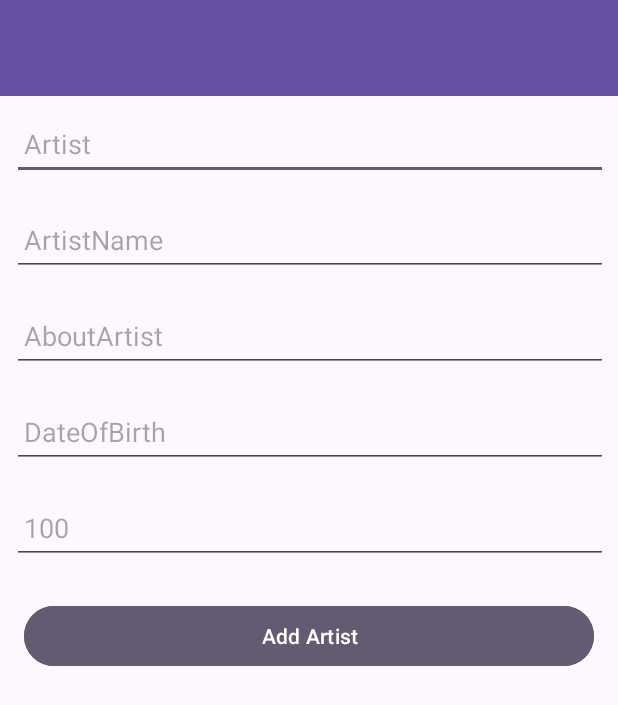
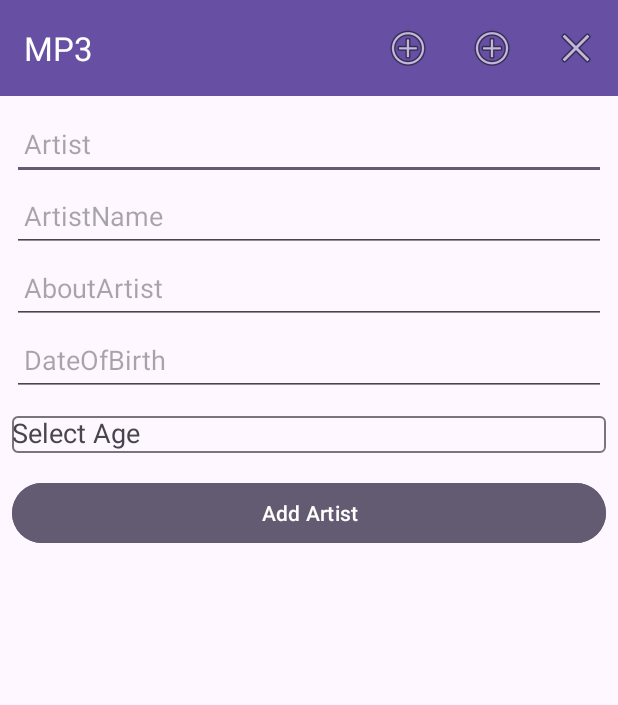
Before and after one commit to mikeecollins/MusicPlayer, an Android app: the screen it shows after launch (ArtistActivity), after a tap on "Add Artist", on a phone screen of 412 x 824 dp. Shown: the top 705 px of the screen. Run offline under Robolectric (Android 15) with nearby library versions, the phone set to English and light mode, and no system bars; our stand-ins replace Timber; 2 statements that could not run were skipped.

Commit message:
Added new MemStore and Store to create updates for both song and artist
created a unique ID for a song added

```diff
--- a/app/build.gradle.kts
+++ b/app/build.gradle.kts
@@ -1,6 +1,7 @@
 plugins {
     alias(libs.plugins.android.application)
     alias(libs.plugins.kotlin.android)
+    id("kotlin-parcelize")
 }
 
 android {
@@ -51,4 +52,6 @@ dependencies {
     androidTestImplementation(libs.androidx.espresso.core)
     implementation("com.jakewharton.timber:timber:4.7.1")
     implementation("com.github.ajalt:timberkt:1.5.1")
+    implementation ("com.google.android.material:material:1.10.0")
+
 }
--- /dev/null
+++ b/app/src/main/java/ie/setu/app/adapters/AppAdapter.kt
@@ -0,0 +1,87 @@
+package ie.setu.app.adapters
+
+import android.view.LayoutInflater
+import android.view.ViewGroup
+import androidx.recyclerview.widget.RecyclerView
+import ie.setu.musicplayer.AppListActivity
+import ie.setu.musicplayer.databinding.CardArtistBinding
+import ie.setu.musicplayer.databinding.CardMusicBinding
+import models.ArtistModel
+import models.SongModel
+import java.text.NumberFormat
+import java.util.Locale
+
+interface AppListener {
+    fun onSongClick(song: SongModel)
+    fun onArtistClick(artist: ArtistModel)
+}
+
+
+class AppAdapter constructor(private var items: List<AppListActivity.AppItem>,
+    private val listener: AppListener) :
+    RecyclerView.Adapter<RecyclerView.ViewHolder>() {
+
+    companion object { // Defines static like variables and methods
+        private const val VIEW_TYPE_ARTIST = 1
+        private const val VIEW_TYPE_SONG = 2
+    }
+
+    override fun getItemViewType(position: Int): Int {
+        return when (items[position]) {
+            is AppListActivity.AppItem.ArtistItem -> VIEW_TYPE_ARTIST
+            is AppListActivity.AppItem.SongItem -> VIEW_TYPE_SONG
+        }
+    }
+
+    override fun onCreateViewHolder(parent: ViewGroup, viewType: Int): RecyclerView.ViewHolder {
+        return when (viewType) {
+            VIEW_TYPE_ARTIST -> {
+                val binding = CardArtistBinding.inflate(LayoutInflater.from(parent.context), parent, false)
+                ArtistViewHolder(binding)
+            }
+            VIEW_TYPE_SONG -> {
+                val binding = CardMusicBinding.inflate(LayoutInflater.from(parent.context), parent, false)
+                MusicViewHolder(binding)
+            }
+            else -> throw IllegalArgumentException("Invalid view type")
+        }
+    }
+
+    override fun onBindViewHolder(holder: RecyclerView.ViewHolder, position: Int) {
+        when (val item = items[position]) {
+            is AppListActivity.AppItem.ArtistItem -> (holder as ArtistViewHolder).bind(item.artist, listener)
+            is AppListActivity.AppItem.SongItem -> (holder as MusicViewHolder).bind(item.song, listener)
+        }
+    }
+
+    override fun getItemCount(): Int = items.size// Returns the size of a collection that contains the item you want to show
+
+    class ArtistViewHolder(private val binding: CardArtistBinding) :
+        RecyclerView.ViewHolder(binding.root) {
+        fun bind(artist: ArtistModel, listener: AppListener) {
+            binding.artistTitle.text = artist.artistTitle
+            binding.aboutartist.text = artist.aboutartist
+            binding.artistname.text = artist.artistname
+            binding.age.text = NumberFormat.getInstance(Locale.getDefault()).format(artist.age)
+            binding.dateofbirth.text = artist.dateofbirth
+            binding.root.setOnClickListener { listener.onArtistClick(artist) }
+
+        }
+    }
+
+    class MusicViewHolder(private val binding: CardMusicBinding) :
+        RecyclerView.ViewHolder(binding.root) {
+
+        fun bind(song: SongModel, listener: AppListener) {
+            binding.songname.text = song.songname
+            binding.genre.text = song.genre
+            binding.duration.text = song.duration.toString()
+            binding.releasedate.text = song.releasedate
+            binding.isFavourite.text = if (song.isFavourite) "Favourite" else "Not Favourite"
+            binding.maxRating.text = NumberFormat.getInstance(Locale.getDefault()).format(song.maxrating)
+            binding.root.setOnClickListener { listener.onSongClick(song) }
+
+            //binds the item to the data we are going to be prompt to enter
+        }
+    }
+}
--- a/app/src/main/java/ie/setu/musicplayer/AppListActivity.kt
+++ b/app/src/main/java/ie/setu/musicplayer/AppListActivity.kt
@@ -11,17 +11,21 @@ import androidx.activity.result.contract.ActivityResultContracts
 import androidx.appcompat.app.AppCompatActivity
 import androidx.recyclerview.widget.LinearLayoutManager
 import androidx.recyclerview.widget.RecyclerView
+import ie.setu.app.adapters.AppAdapter
+import ie.setu.app.adapters.AppListener
 import ie.setu.musicplayer.databinding.ActivityAppListBinding
 import ie.setu.musicplayer.databinding.ActivityArtistBinding
 import ie.setu.musicplayer.databinding.CardArtistBinding
 import ie.setu.musicplayer.databinding.CardMusicBinding
 import main.MainApp
 import models.ArtistModel
+import models.ArtistStore
 import models.SongModel
+import models.SongStore
 import java.text.NumberFormat
 import java.util.Locale
 
-class AppListActivity: AppCompatActivity() {
+class AppListActivity: AppCompatActivity(), AppListener {
 
 
     lateinit var app: MainApp
@@ -46,21 +50,27 @@ class AppListActivity: AppCompatActivity() {
 
 
 
-        val items = mutableListOf<AppItem>()
-        items.addAll(app.artists.map { AppItem.ArtistItem(it) })
-        items.addAll(app.songs.map { AppItem.SongItem(it) })
+        val items = mutableListOf<AppItem>()//allows the user to add data into AppItem which has both models Song and Artist
+        items.addAll(app.artists.findAll().map { AppItem.ArtistItem(it) })
+        items.addAll(app.songs.findAll().map { AppItem.SongItem(it) })
+        binding.recyclerView.adapter = AppAdapter(items, this)
+
+
 
 
 
         binding.recyclerView.layoutManager = LinearLayoutManager(this)
-        appAdapter = AppAdapter(items)
+        appAdapter = AppAdapter(items, this)
         binding.recyclerView.adapter = appAdapter
+
     }
 
     override fun onCreateOptionsMenu(menu: Menu): Boolean {
         menuInflater.inflate(R.menu.menu_main, menu)
         return super.onCreateOptionsMenu(menu)
     }
+
+
 
     override fun onOptionsItemSelected(item: MenuItem): Boolean {
         when (item.itemId) {
@@ -80,80 +90,31 @@ class AppListActivity: AppCompatActivity() {
 
     private val getResult =
         registerForActivityResult(
-            ActivityResultContracts.StartActivityForResult()
+            ActivityResultContracts.StartActivityForResult()// Allows us to open another screen eg a form to add a song or artist) and get the result back.
         ) {
             if (it.resultCode == Activity.RESULT_OK) {
                 // Refresh RecyclerView when new data is added
                 val items = mutableListOf<AppItem>()
-                items.addAll(app.artists.map { AppItem.ArtistItem(it) })
-                items.addAll(app.songs.map { AppItem.SongItem(it) })
+                items.addAll(app.artists.findAll().map { AppItem.ArtistItem(it) })
+                items.addAll(app.songs.findAll().map { AppItem.SongItem(it) })
 
-                appAdapter = AppAdapter(items)
+                appAdapter = AppAdapter(items,this)
                 binding.recyclerView.adapter = appAdapter
             }
         }
-}
 
+    override fun onSongClick(song: SongModel) {
+        val launcherIntent = Intent(this, MusicActivity::class.java)
+        launcherIntent.putExtra("update_song", song)
+        getResult.launch(launcherIntent)
 
-class AppAdapter(private var items: List<AppListActivity.AppItem>) :
-    RecyclerView.Adapter<RecyclerView.ViewHolder>() {
-
-    companion object {
-        private const val VIEW_TYPE_ARTIST = 1
-        private const val VIEW_TYPE_SONG = 2
     }
 
-    override fun getItemViewType(position: Int): Int {
-        return when (items[position]) {
-            is AppListActivity.AppItem.ArtistItem -> VIEW_TYPE_ARTIST
-            is AppListActivity.AppItem.SongItem -> VIEW_TYPE_SONG
+    override fun onArtistClick(artist: ArtistModel) {
+        val launcherIntent = Intent(this, ArtistActivity::class.java)
+        launcherIntent.putExtra("update_artist", artist)
+        getResult.launch(launcherIntent)
+
         }
+
     }
-
-    override fun onCreateViewHolder(parent: ViewGroup, viewType: Int): RecyclerView.ViewHolder {
-        return when (viewType) {
-            VIEW_TYPE_ARTIST -> {
-                val binding = CardArtistBinding.inflate(LayoutInflater.from(parent.context), parent, false)
-                ArtistViewHolder(binding)
-            }
-            VIEW_TYPE_SONG -> {
-                val binding = CardMusicBinding.inflate(LayoutInflater.from(parent.context), parent, false)
-                MusicViewHolder(binding)
-            }
-            else -> throw IllegalArgumentException("Invalid view type")
-        }
-    }
-
-    override fun onBindViewHolder(holder: RecyclerView.ViewHolder, position: Int) {
-        when (val item = items[position]) {
-            is AppListActivity.AppItem.ArtistItem -> (holder as ArtistViewHolder).bind(item.artist)
-            is AppListActivity.AppItem.SongItem -> (holder as MusicViewHolder).bind(item.song)
-        }
-    }
-
-    override fun getItemCount(): Int = items.size
-
-    class ArtistViewHolder(private val binding: CardArtistBinding) :
-        RecyclerView.ViewHolder(binding.root) {
-        fun bind(artist: ArtistModel) {
-            binding.artistTitle.text = artist.artistTitle
-            binding.aboutartist.text = artist.aboutartist
-            binding.artistname.text = artist.artistname
-            binding.age.text = NumberFormat.getInstance(Locale.getDefault()).format(artist.age)
-            binding.dateofbirth.text = artist.dateofbirth
-        }
-    }
-
-    class MusicViewHolder(private val binding: CardMusicBinding) :
-        RecyclerView.ViewHolder(binding.root) {
-        fun bind(song: SongModel) {
-            binding.songname.text = song.songname
-            binding.genre.text = song.genre
-            binding.duration.text = song.duration.toString()
-            binding.releasedate.text = song.releasedate
-            binding.isFavourite.text = if (song.isFavourite) "Favourite" else "Not Favourite"
-            binding.maxRating.text = NumberFormat.getInstance(Locale.getDefault()).format(song.maxrating)
-            binding.songid.text = NumberFormat.getInstance(Locale.getDefault()).format(song.songid)
-        }
-    }
-}
--- a/app/src/main/java/ie/setu/musicplayer/ArtistActivity.kt
+++ b/app/src/main/java/ie/setu/musicplayer/ArtistActivity.kt
@@ -1,6 +1,9 @@
 package ie.setu.musicplayer
 
 import android.os.Bundle
+import android.view.Menu
+import android.view.MenuItem
+import android.widget.ArrayAdapter
 import androidx.activity.enableEdgeToEdge
 import androidx.appcompat.app.AppCompatActivity
 import androidx.core.view.ViewCompat
@@ -15,28 +18,49 @@ import timber.log.Timber.i
 class ArtistActivity : AppCompatActivity() {
     private lateinit var binding: ActivityArtistBinding
     var artist = ArtistModel()
-    lateinit var app: MainApp
+    lateinit var app: MainApp//Allows users to avoid using nullable types
+    //Lateinit meaning the property will not be initialized at the time of object creation but it will later on
 
     override fun onCreate(savedInstanceState: Bundle?) {
         super.onCreate(savedInstanceState)
-        enableEdgeToEdge()
-        setContentView(R.layout.activity_artist)
-
+        // enableEdgeToEdge()
+        binding = ActivityArtistBinding.inflate(layoutInflater)
+        setContentView(binding.root)
 
         Timber.plant(Timber.DebugTree())
         i(getString(R.string.mp3_booting))
-
-        ViewCompat.setOnApplyWindowInsetsListener(findViewById(R.id.artist)) { v, insets ->
+        val ageOptions = (1..100).map { it.toString() }
+        val ageAdapter = ArrayAdapter(this, android.R.layout.simple_dropdown_item_1line, ageOptions)
+        binding.age.setAdapter(ageAdapter)// https://www.youtube.com/watch?v=jXSNobmB7u4 how I added drop down menu
+        binding.age.inputType = 0
+        binding.age.setOnClickListener {
+            binding.age.showDropDown()
+        }
+        /*ViewCompat.setOnApplyWindowInsetsListener(findViewById(R.id.artist)) { v, insets ->
             val systemBars = insets.getInsets(WindowInsetsCompat.Type.systemBars())
             v.setPadding(systemBars.left, systemBars.top, systemBars.right, systemBars.bottom)
             insets
-        }
+        }*/
 
 
-        binding = ActivityArtistBinding.inflate(layoutInflater)
-        setContentView(binding.root)
+
+        binding.topAppBar.title = title
+        setSupportActionBar(binding.topAppBar)
 
         app = application as MainApp
+
+        var edit = false
+        if (intent.hasExtra("update_artist")) {
+            edit = true
+            artist = intent.extras?.getParcelable("update_artist")!!
+            binding.artistTitle.setText(artist.artistTitle)
+            binding.artistname.setText(artist.artistname)
+            binding.age.setText(artist.age.toString(), false)
+            binding.aboutartist.setText(artist.aboutartist)
+            binding.dateofbirth.setText(artist.dateofbirth)
+            binding.btnAddArtist.setText(R.string.saveArtist)
+
+        }
         binding.btnAddArtist.setOnClickListener() {
             artist.artistTitle = binding.artistTitle.text.toString()
             artist.artistname = binding.artistname.text.toString()
@@ -45,19 +69,36 @@ class ArtistActivity : AppCompatActivity() {
             artist.dateofbirth = binding.dateofbirth.text.toString()
 
             if (artist.artistTitle.isNotEmpty()) {
-                app.artists.add(artist.copy())
-                i("add Button Pressed: ${artist}")
-                for (i in app.artists.indices) {
-                    i("Artist[$i]:${this.app.artists[i]}")
-
+                if (edit){
+                    app.artists.update(artist.copy())
+                }
+                else {
+                    app.artists.create(artist.copy())
                 }
                 setResult(RESULT_OK)
                 finish()
             } else {
-                Snackbar.make(it, "add an artist", Snackbar.LENGTH_LONG)
-                    .show()
+                Snackbar.make(
+                    it, getString(R.string.songname),
+                    Snackbar.LENGTH_LONG
+                ).show()
             }
         }
     }
 
-}
+            override fun onCreateOptionsMenu(menu: Menu): Boolean {
+                menuInflater.inflate(R.menu.menu_main, menu)
+                return super.onCreateOptionsMenu(menu)
+            }
+
+            override fun onOptionsItemSelected(item: MenuItem): Boolean {
+                when (item.itemId) {
+                    R.id.item_cancel -> {
+                        setResult(RESULT_CANCELED)
+                        finish()
+                    }
+                }
+                return super.onOptionsItemSelected(item)
+            }
+
+        }
--- a/app/src/main/java/main/MainApp.kt
+++ b/app/src/main/java/main/MainApp.kt
@@ -1,15 +1,18 @@
 package main
 
 import android.app.Application
+import models.ArtistMemStore
 import models.ArtistModel
+import models.SongMemStore
 import models.SongModel
 import timber.log.Timber
 import timber.log.Timber.i
 
 class MainApp: Application() {
 
-    val songs = ArrayList<SongModel>()
-    val artists = ArrayList<ArtistModel>()
+
+    val artists = ArtistMemStore()
+    val songs = SongMemStore()
 
     override fun onCreate() {
         super.onCreate()
--- a/app/src/main/java/models/ArtistModel.kt
+++ b/app/src/main/java/models/ArtistModel.kt
@@ -1,8 +1,13 @@
 package models
 
-data class ArtistModel(var artistname: String ="",
+import android.os.Parcelable
+import kotlinx.parcelize.Parcelize
+
+@Parcelize
+data class ArtistModel(
+                       var artistname: String ="",
                        var socialmedia: String ="",
                        var artistTitle: String = "",
                        var age: Int = 0,
                        var dateofbirth: String = "",
-                       var aboutartist: String = "")
+                       var aboutartist: String = "") : Parcelable
--- /dev/null
+++ b/app/src/main/java/models/ArtistStore.kt
@@ -0,0 +1,8 @@
+package models
+
+interface ArtistStore {
+    fun findAll(): List<ArtistModel>
+    fun create(artist: ArtistModel)
+    fun update(artist: ArtistModel)
+
+}
--- /dev/null
+++ b/app/src/main/java/models/SongStore.kt
@@ -0,0 +1,8 @@
+package models
+
+interface SongStore {
+
+    fun findAll(): List<SongModel>
+    fun create(song: SongModel)
+    fun update(song: SongModel)
+}
--- a/app/src/main/res/layout/activity_artist.xml
+++ b/app/src/main/res/layout/activity_artist.xml
@@ -10,20 +10,21 @@
     <RelativeLayout
         android:layout_width="match_parent"
         android:layout_height="wrap_content"
-        app:layout_constraintBottom_toBottomOf="parent"
-        app:layout_constraintTop_toTopOf="parent">
+        app:layout_constraintTop_toTopOf="parent"
+        app:layout_constraintBottom_toBottomOf="parent">
 
         <com.google.android.material.appbar.AppBarLayout
             android:id="@+id/appBarLayout"
             android:layout_width="match_parent"
             android:layout_height="wrap_content"
-            android:backgroundTint="?attr/colorPrimary"
-            app:elevation="0dip">
+            android:backgroundTint="?attr/colorPrimary">
 
-            <androidx.appcompat.widget.Toolbar
-                android:id="@+id/toolbarAdd"
+            <com.google.android.material.appbar.MaterialToolbar
+                android:id="@+id/topAppBar"
                 android:layout_width="match_parent"
-                android:layout_height="wrap_content" />
+                android:layout_height="wrap_content"
+                android:minHeight="?attr/actionBarSize"
+                app:titleTextColor="?attr/colorOnPrimary" />
         </com.google.android.material.appbar.AppBarLayout>
 
         <ScrollView
@@ -35,14 +36,13 @@
             <LinearLayout
                 android:layout_width="match_parent"
                 android:layout_height="wrap_content"
-                android:orientation="vertical">
+                android:orientation="vertical"
+                android:padding="8dp">
 
                 <EditText
                     android:id="@+id/artist_title"
-                    android:layout_width="397dp"
+                    android:layout_width="match_parent"
                     android:layout_height="48dp"
-                    android:layout_margin="8dp"
-                    android:autofillHints="hint"
                     android:hint="@string/artist_title"
                     android:inputType="text"
                     android:maxLength="25"
@@ -51,10 +51,8 @@
 
                 <EditText
                     android:id="@+id/artistname"
-                    android:layout_width="397dp"
+                    android:layout_width="match_parent"
                     android:layout_height="48dp"
-                    android:layout_margin="8dp"
-                    android:autofillHints="hint"
                     android:hint="@string/artistname"
                     android:inputType="text"
                     android:maxLength="25"
@@ -63,10 +61,8 @@
 
                 <EditText
                     android:id="@+id/aboutartist"
-                    android:layout_width="397dp"
+                    android:layout_width="match_parent"
                     android:layout_height="48dp"
-                    android:layout_margin="8dp"
-                    android:autofillHints="hint"
                     android:hint="@string/aboutartist"
                     android:inputType="text"
                     android:maxLength="25"
@@ -75,36 +71,32 @@
 
                 <EditText
                     android:id="@+id/dateofbirth"
-                    android:layout_width="397dp"
+                    android:layout_width="match_parent"
                     android:layout_height="48dp"
-                    android:layout_margin="8dp"
-                    android:autofillHints="hint"
                     android:hint="@string/dateofbirth"
                     android:inputType="text"
                     android:maxLength="25"
                     android:maxLines="1"
                     android:padding="8dp" />
 
-                <EditText
-                    android:id="@+id/age"
-                    android:layout_width="397dp"
-                    android:layout_height="48dp"
-                    android:layout_margin="8dp"
-                    android:autofillHints="hint"
-                    android:hint="@integer/age"
-                    android:inputType="number"
-                    android:maxLength="25"
-                    android:maxLines="1"
-                    android:padding="8dp" />
 
+                <com.google.android.material.textfield.TextInputLayout
+                    android:layout_width="match_parent"
+                    android:layout_height="wrap_content"
+                    android:layout_marginTop="8dp"
+                    android:hint="Select Age">
+
+                    <com.google.android.material.textfield.MaterialAutoCompleteTextView
+                        android:id="@+id/age"
+                        android:layout_width="match_parent"
+                        android:layout_height="wrap_content" />
+                </com.google.android.material.textfield.TextInputLayout>
 
                 <Button
                     android:id="@+id/btnAddArtist"
                     android:layout_width="match_parent"
                     android:layout_height="wrap_content"
-                    android:layout_margin="16dp"
-                    android:paddingTop="8dp"
-                    android:paddingBottom="8dp"
+                    android:layout_marginTop="16dp"
                     android:backgroundTint="?attr/colorSecondary"
                     android:text="@string/button_addArtist" />
 
--- a/app/src/main/res/menu/menu_main.xml
+++ b/app/src/main/res/menu/menu_main.xml
@@ -11,4 +11,13 @@
         android:title="Add Song"
         android:icon="@android:drawable/ic_menu_add"
         app:showAsAction="always" />
+    i
+    <item
+        android:id="@+id/item_cancel"
+        android:icon="@android:drawable/ic_menu_close_clear_cancel"
+        android:title="@string/menu_cancel"
+        app:showAsAction="always" />
+
+
+
 </menu>
--- a/app/src/main/res/values/integers.xml
+++ b/app/src/main/res/values/integers.xml
@@ -1,6 +1,6 @@
 <?xml version="1.0" encoding="utf-8"?>
 <resources>
-    <integer name="max_rating">10</integer>
+    <integer name="maxRating">10</integer>
     <integer name="songid">0</integer>
     <integer name="age">100</integer>
 </resources>
--- a/app/src/main/res/values/strings.xml
+++ b/app/src/main/res/values/strings.xml
@@ -1,6 +1,7 @@
 <resources>
     <string name="app_title">MP3</string>
     <string name="artist_title">Artist</string>
+    <string name="menu_cancel">Cancel</string>
 
     //Song Model
     <string name="songname">SongName</string>
@@ -10,6 +11,11 @@
     <string name="button_addMusic">Add Music</string>
     <string name="duration">800.0</string>
     <string name="menu_addSong">AddSong</string>
+    <string name="saveSong">saveSong</string>
+
+
+
+
 
 
 
@@ -19,7 +25,8 @@
     <string name="aboutartist">AboutArtist</string>
     <string name="button_addArtist">Add Artist</string>
     <string name="dateofbirth">DateOfBirth</string>
-    <string name="menu_addArtist">AddArtist</string>
+    <string name="saveArtist">saveArtist</string>
+
 
 
 </resources>
```
Also changed, not shown: app/src/main/java/ie/setu/musicplayer/MusicActivity.kt (+63 -14 lines), app/src/main/java/models/ArtistMemStore.kt (added, +31 -0 lines), app/src/main/java/models/SongMemStore.kt (added, +39 -0 lines), app/src/main/java/models/SongModel.kt (+7 -3 lines), app/src/main/res/layout/activity_music.xml (+17 -28 lines).
